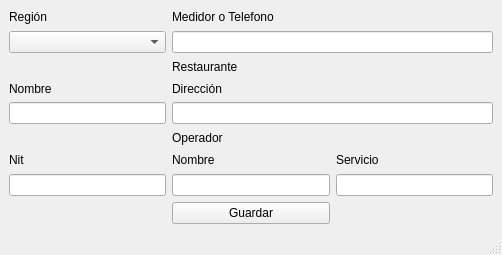
Old version of the form plantillas/crear_restaurante.ui in the repository JhoanCarvajal/pdf.
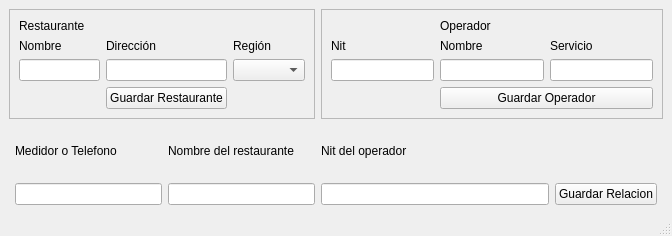
New version of the form.

```diff
--- a/plantillas/crear_restaurante.ui
+++ b/plantillas/crear_restaurante.ui
@@ -6,8 +6,8 @@
    <rect>
     <x>0</x>
     <y>0</y>
-    <width>502</width>
-    <height>255</height>
+    <width>672</width>
+    <height>236</height>
    </rect>
   </property>
   <property name="acceptDrops">
@@ -18,96 +18,157 @@
   </property>
   <widget class="QWidget" name="centralwidget">
    <layout class="QGridLayout" name="gridLayout">
-    <item row="2" column="1">
-     <widget class="QLabel" name="lb_restauarante">
+    <item row="4" column="5">
+     <widget class="QLabel" name="lb_nit_operador_2">
       <property name="text">
-       <string>Restaurante</string>
+       <string>Nit del operador</string>
       </property>
      </widget>
     </item>
-    <item row="3" column="0">
-     <widget class="QLabel" name="lb_nombre_restaurante">
-      <property name="text">
-       <string>Nombre</string>
+    <item row="0" column="5" rowspan="2" colspan="3">
+     <widget class="QFrame" name="frame_operador">
+      <property name="frameShape">
+       <enum>QFrame::StyledPanel</enum>
       </property>
-     </widget>
-    </item>
-    <item row="7" column="0">
-     <widget class="QLineEdit" name="le_nit_operador"/>
-    </item>
-    <item row="6" column="0">
-     <widget class="QLabel" name="lb_nit_operador">
-      <property name="text">
-       <string>Nit</string>
+      <property name="frameShadow">
+       <enum>QFrame::Raised</enum>
       </property>
+      <layout class="QGridLayout" name="gridLayout_3">
+       <item row="1" column="0">
+        <widget class="QLabel" name="lb_nit_operador">
+         <property name="text">
+          <string>Nit</string>
+         </property>
+        </widget>
+       </item>
+       <item row="1" column="2">
+        <widget class="QLabel" name="lb_servicio">
+         <property name="text">
+          <string>Servicio</string>
+         </property>
+        </widget>
+       </item>
+       <item row="2" column="0">
+        <widget class="QLineEdit" name="le_nit_operador"/>
+       </item>
+       <item row="2" column="2">
+        <widget class="QLineEdit" name="le_servicio_operador"/>
+       </item>
+       <item row="1" column="1">
+        <widget class="QLabel" name="lb_nombre_operador_2">
+         <property name="text">
+          <string>Nombre</string>
+         </property>
+        </widget>
+       </item>
+       <item row="2" column="1">
+        <widget class="QLineEdit" name="le_nombre_operador"/>
+       </item>
+       <item row="3" column="1" colspan="2">
+        <widget class="QPushButton" name="btn_guardar_operador">
+         <property name="text">
+          <string>Guardar Operador</string>
+         </property>
+        </widget>
+       </item>
+       <item row="0" column="1" colspan="2">
+        <widget class="QLabel" name="lb_operador">
+         <property name="text">
+          <string>Operador</string>
+         </property>
+        </widget>
+       </item>
+      </layout>
      </widget>
     </item>
-    <item row="7" column="2">
-     <widget class="QLineEdit" name="le_servicio_operador"/>
-    </item>
-    <item row="6" column="2">
-     <widget class="QLabel" name="lb_servicio">
-      <property name="text">
-       <string>Servicio</string>
+    <item row="0" column="2" rowspan="2" colspan="3">
+     <widget class="QFrame" name="frame_restaurante">
+      <property name="autoFillBackground">
+       <bool>false</bool>
       </property>
-     </widget>
-    </item>
-    <item row="5" column="1">
-     <widget class="QLabel" name="lb_operador">
-      <property name="text">
-       <string>Operador</string>
+      <property name="frameShape">
+       <enum>QFrame::StyledPanel</enum>
       </property>
+      <property name="frameShadow">
+       <enum>QFrame::Raised</enum>
+      </property>
+      <layout class="QGridLayout" name="gridLayout_2">
+       <item row="2" column="1">
+        <widget class="QLabel" name="lb_direccion_restaurante">
+         <property name="text">
+          <string>Dirección</string>
+         </property>
+        </widget>
+       </item>
+       <item row="3" column="2">
+        <widget class="QComboBox" name="cb_region"/>
+       </item>
+       <item row="2" column="2">
+        <widget class="QLabel" name="lb_region">
+         <property name="text">
+          <string>Región</string>
+         </property>
+        </widget>
+       </item>
+       <item row="2" column="0">
+        <widget class="QLabel" name="lb_nombre_restaurante">
+         <property name="text">
+          <string>Nombre</string>
+         </property>
+        </widget>
+       </item>
+       <item row="3" column="1">
+        <widget class="QLineEdit" name="le_direccion_restaurante"/>
+       </item>
+       <item row="3" column="0">
+        <widget class="QLineEdit" name="le_nombre_restaurante"/>
+       </item>
+       <item row="1" column="0" colspan="3">
+        <widget class="QLabel" name="lb_restauarante">
+         <property name="text">
+          <string>Restaurante</string>
+         </property>
+        </widget>
+       </item>
+       <item row="4" column="1">
+        <widget class="QPushButton" name="btn_guardar_restaurante">
+         <property name="text">
+          <string>Guardar Restaurante</string>
+         </property>
+        </widget>
+       </item>
+      </layout>
      </widget>
     </item>
-    <item row="1" column="1" colspan="2">
+    <item row="5" column="3">
      <widget class="QLineEdit" name="le_medidor_telefono"/>
     </item>
-    <item row="3" column="1" colspan="2">
-     <widget class="QLabel" name="lb_direccion_restaurante">
+    <item row="5" column="4">
+     <widget class="QLineEdit" name="le_nombre_restaurante_2"/>
+    </item>
+    <item row="4" column="4">
+     <widget class="QLabel" name="lb_nombre_restaurante_2">
       <property name="text">
-       <string>Dirección</string>
+       <string>Nombre del restaurante</string>
       </property>
      </widget>
     </item>
-    <item row="0" column="1">
+    <item row="5" column="6">
+     <widget class="QPushButton" name="btn_guardar_relacion">
+      <property name="text">
+       <string>Guardar Relacion</string>
+      </property>
+     </widget>
+    </item>
+    <item row="4" column="3">
      <widget class="QLabel" name="lb_matricula">
       <property name="text">
        <string>Medidor o Telefono</string>
       </property>
      </widget>
     </item>
-    <item row="4" column="0">
-     <widget class="QLineEdit" name="le_nombre_restaurante"/>
-    </item>
-    <item row="4" column="1" colspan="2">
-     <widget class="QLineEdit" name="le_direccion_restaurante"/>
-    </item>
-    <item row="6" column="1">
-     <widget class="QLabel" name="lb_nombre_operador_2">
-      <property name="text">
-       <string>Nombre</string>
-      </property>
-     </widget>
-    </item>
-    <item row="0" column="0">
-     <widget class="QLabel" name="lb_region">
-      <property name="text">
-       <string>Región</string>
-      </property>
-     </widget>
-    </item>
-    <item row="1" column="0">
-     <widget class="QComboBox" name="cb_region"/>
-    </item>
-    <item row="7" column="1">
-     <widget class="QLineEdit" name="le_nombre_operador"/>
-    </item>
-    <item row="8" column="1">
-     <widget class="QPushButton" name="btn_guardar_restaurante">
-      <property name="text">
-       <string>Guardar</string>
-      </property>
-     </widget>
+    <item row="5" column="5">
+     <widget class="QLineEdit" name="le_nit_operador_2"/>
     </item>
    </layout>
   </widget>
```
Left out of the diff: 16 changed lines with no effect on the pictures.
